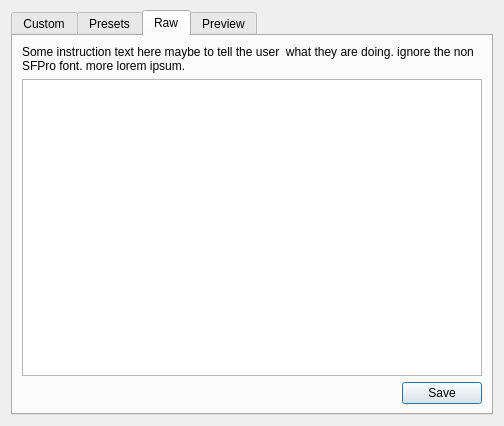
Old version of the form src/vorta/assets/UI/excludedialog.ui in the repository borgbase/vorta.
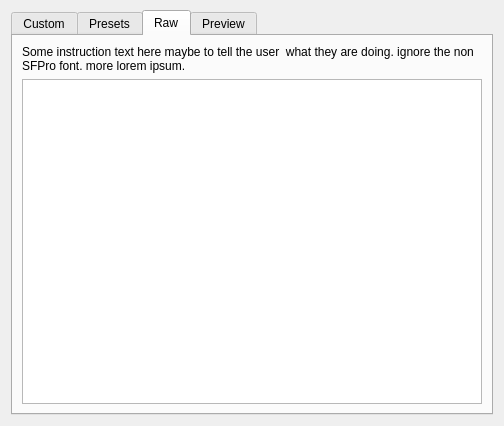
New version of the form. The open tabs and pages were chosen to show the change.

Commit message: review changes: context menu, remove save button for raw text, copy to clipboard...

Diff of the .ui file:
```diff
--- a/src/vorta/assets/UI/excludedialog.ui
+++ b/src/vorta/assets/UI/excludedialog.ui
@@ -103,30 +103,6 @@
        <item>
         <widget class="QPlainTextEdit" name="rawExclusionsText"/>
        </item>
-       <item>
-        <layout class="QHBoxLayout" name="horizontalLayout_2">
-         <item>
-          <spacer name="horizontalSpacer_2">
-           <property name="orientation">
-            <enum>Qt::Horizontal</enum>
-           </property>
-           <property name="sizeHint" stdset="0">
-            <size>
-             <width>40</width>
-             <height>20</height>
-            </size>
-           </property>
-          </spacer>
-         </item>
-         <item>
-          <widget class="QPushButton" name="rawExclusionsSaveButton">
-           <property name="text">
-            <string>Save</string>
-           </property>
-          </widget>
-         </item>
-        </layout>
-       </item>
       </layout>
      </widget>
      <widget class="QWidget" name="tab_3">
```
Left out of the diff: 24 changed lines with no effect on the pictures. The commit also changes 2 other files.
